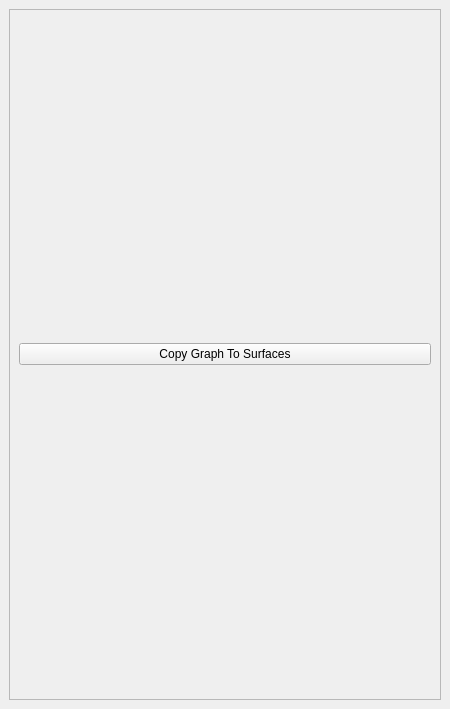
Above: graphmanipulator.ui from bmpatena/briview before the change. Below: the same form after it.
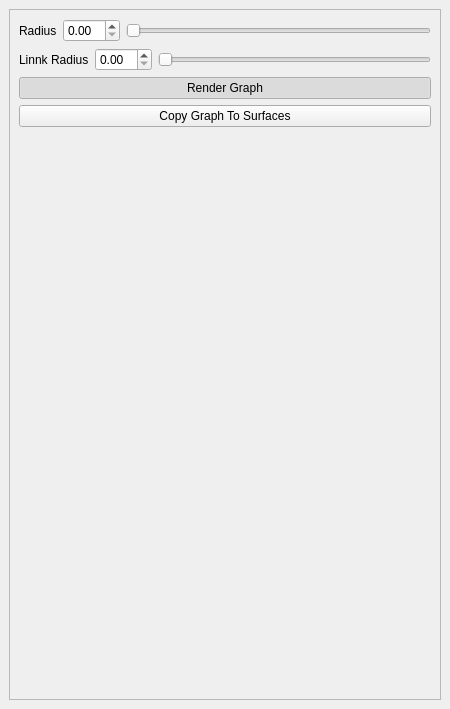
That is the form after the change.

The edit to the form file:
```diff
--- a/graphmanipulator.ui
+++ b/graphmanipulator.ui
@@ -50,7 +50,62 @@
          <height>661</height>
         </rect>
        </property>
-       <layout class="QVBoxLayout" name="verticalLayout_7">
+       <layout class="QVBoxLayout" name="verticalLayout">
+        <item>
+         <layout class="QHBoxLayout" name="horizontalLayout">
+          <item>
+           <widget class="QLabel" name="label">
+            <property name="text">
+             <string>Radius</string>
+            </property>
+           </widget>
+          </item>
+          <item>
+           <widget class="QDoubleSpinBox" name="sbox_rad"/>
+          </item>
+          <item>
+           <widget class="QSlider" name="hrzSliders_rad">
+            <property name="orientation">
+             <enum>Qt::Horizontal</enum>
+            </property>
+           </widget>
+          </item>
+         </layout>
+        </item>
+        <item>
+         <layout class="QHBoxLayout" name="horizontalLayout_2">
+          <item>
+           <widget class="QLabel" name="label_2">
+            <property name="text">
+             <string>Linnk Radius</string>
+            </property>
+           </widget>
+          </item>
+          <item>
+           <widget class="QDoubleSpinBox" name="sbox_rad_link"/>
+          </item>
+          <item>
+           <widget class="QSlider" name="hrzSliders_rad_link">
+            <property name="orientation">
+             <enum>Qt::Horizontal</enum>
+            </property>
+           </widget>
+          </item>
+         </layout>
+        </item>
+        <item>
+         <widget class="QPushButton" name="but_renderGraph">
+          <property name="text">
+           <string>Render Graph</string>
+          </property>
+          <property name="checkable">
+           <bool>true</bool>
+          </property>
+          <property name="checked">
+           <bool>true</bool>
+          </property>
+         </widget>
+        </item>
         <item>
          <widget class="QPushButton" name="but_cp2surf">
           <property name="text">
@@ -58,6 +113,19 @@
           </property>
          </widget>
         </item>
+        <item>
+         <spacer name="verticalSpacer">
+          <property name="orientation">
+           <enum>Qt::Vertical</enum>
+          </property>
+          <property name="sizeHint" stdset="0">
+           <size>
+            <width>20</width>
+            <height>40</height>
+           </size>
+          </property>
+         </spacer>
+        </item>
        </layout>
       </widget>
      </widget>
```
Left out of the diff: 2 changed lines with no effect on the pictures.
